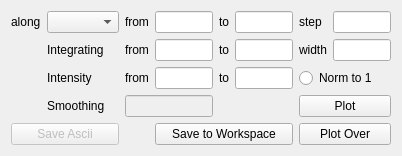
Qt form widgets/cut/cut.ui (mantidproject/mslice) before a commit.
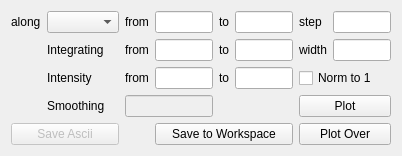
The same form after that commit.

Commit message: Changed radio_button to checkbox

Diff of the .ui file:
```diff
--- a/widgets/cut/cut.ui
+++ b/widgets/cut/cut.ui
@@ -128,13 +128,6 @@
      <item row="2" column="5">
       <widget class="QLineEdit" name="lneCutIntensityEnd"/>
      </item>
-     <item row="2" column="6" colspan="2">
-      <widget class="QRadioButton" name="rdoCutNormToOne">
-       <property name="text">
-        <string>Norm to 1</string>
-       </property>
-      </widget>
-     </item>
      <item row="3" column="1">
       <widget class="QLabel" name="label_5">
        <property name="text">
@@ -180,6 +173,13 @@
        </property>
       </widget>
      </item>
+     <item row="2" column="6" colspan="2">
+      <widget class="QCheckBox" name="rdoCutNormToOne">
+       <property name="text">
+        <string>Norm to 1</string>
+       </property>
+      </widget>
+     </item>
     </layout>
    </item>
   </layout>
```
Left out of the diff: 3 changed lines with no effect on the pictures.
